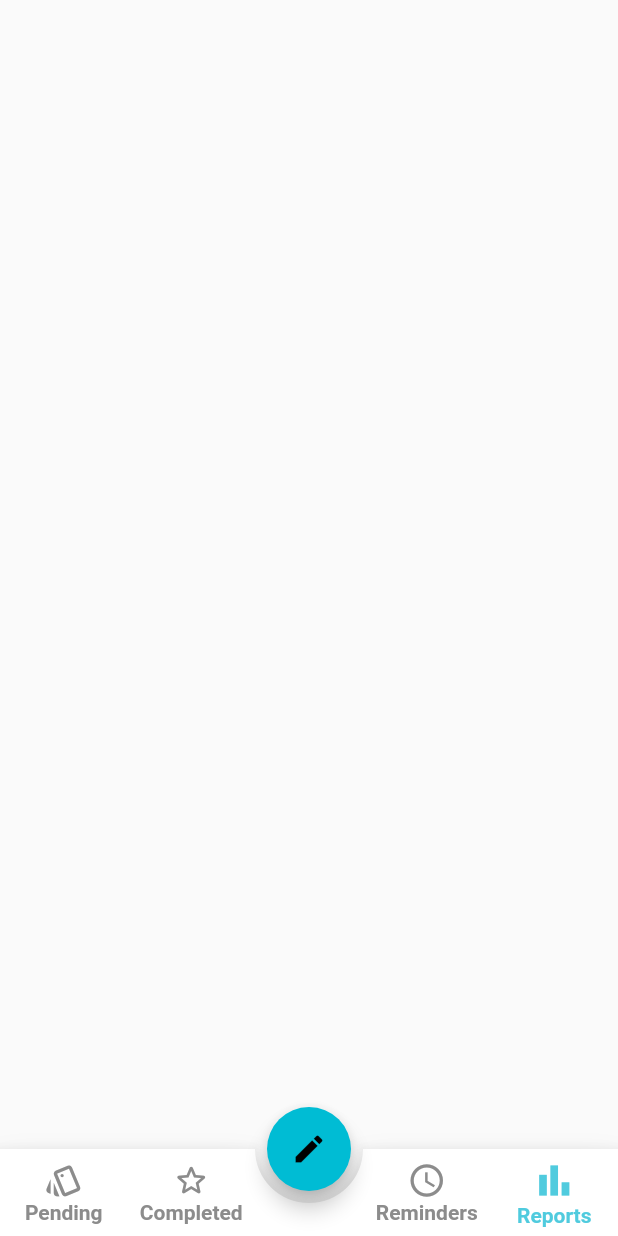
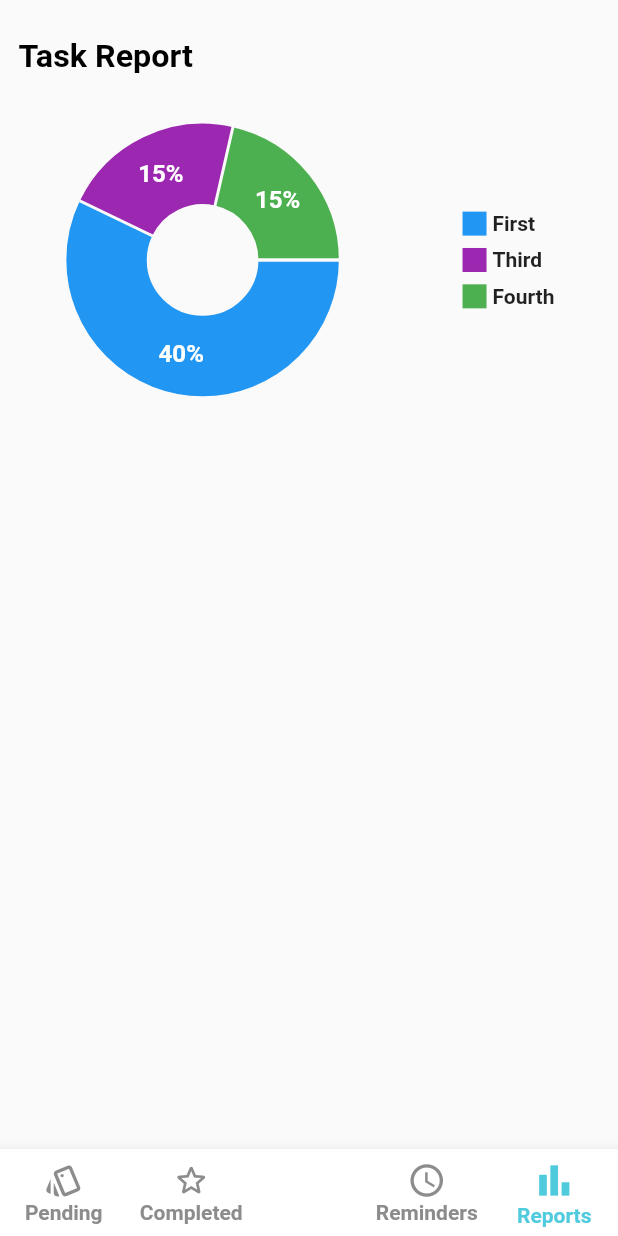
Before and after one commit to Alaminpk05/Task-Management-System, a Flutter app: the screen it shows after launch, item 4 of the bottom bar chosen, on a phone screen of 412 x 824 dp. Run offline on Flutter 3.47's test engine with Material 3 defaults, Android fonts, the phone set to English and light mode, and no system bars; drawn by our look-alikes of fl_chart, stylish_bottom_bar; our stand-ins replace bloc, sizer.

```diff
--- a/lib/features/bottom_nav_bar/presentation/screens/bottom_nav.dart
+++ b/lib/features/bottom_nav_bar/presentation/screens/bottom_nav.dart
@@ -9,7 +9,7 @@ import 'package:stylish_bottom_bar/stylish_bottom_bar.dart';
 import 'package:task_manager_system/features/completed.dart';
 import 'package:task_manager_system/features/task/presentation/pending.dart';
 import 'package:task_manager_system/features/reminders.dart';
-import 'package:task_manager_system/features/reports.dart';
+import 'package:task_manager_system/features/report/presentation/reports.dart';
 
 
 
@@ -109,8 +109,9 @@ class _BottomNavState extends State<BottomNav> {
         ),
 
       ),
-      floatingActionButtonLocation: FloatingActionButtonLocation.centerDocked,
-      floatingActionButton: FloatingActionButton(
+      floatingActionButtonLocation:
+      FloatingActionButtonLocation.centerDocked,
+      floatingActionButton: index==0?FloatingActionButton(
         backgroundColor: Color.fromRGBO(0, 188, 212,1),
         shape:  CircleBorder(),
           child: Icon(Icons.edit,color: Colors.black,),
@@ -122,7 +123,7 @@ class _BottomNavState extends State<BottomNav> {
                   return AddTaskCard();
           });
 
-          }),
+          }):null,
 
     );
   }
--- /dev/null
+++ b/lib/features/report/presentation/reports.dart
@@ -0,0 +1,134 @@
+import 'package:fl_chart/fl_chart.dart';
+import 'package:flutter/material.dart';
+import 'package:sizer/sizer.dart';
+import 'package:task_manager_system/features/widgets/text_widget.dart';
+
+class Reports extends StatelessWidget {
+   double radius= 30.sp ;
+   double centerRadius=25.sp;
+  @override
+  Widget build(BuildContext context) {
+    return SafeArea(
+      child: Scaffold(
+
+        body: Container(
+          margin: EdgeInsets.symmetric(horizontal: 3.w, vertical: 3.h),
+          child: Column(
+            mainAxisAlignment: MainAxisAlignment.start,
+            crossAxisAlignment: CrossAxisAlignment.start,
+            children: [
+              textWidget(text:'Task Report',
+                fontsize: 19.sp,
+                fontwight: FontWeight.bold, color: Colors.black,),
+              Stack(
+                children: [
+                  // Row containing Pie Chart and Legend
+                  Row(
+                    mainAxisAlignment: MainAxisAlignment.spaceEvenly,
+                    children: [
+                      // Pie Chart within AspectRatio for equal width and height
+                      SizedBox(
+                        height: 30.h,
+                        width: 45.w,
+                        child: PieChart(
+                          PieChartData(
+                            sections: [
+                              PieChartSectionData(
+                                value: 40,
+                                color: Colors.blue,
+                                title: '40%',
+                                radius: radius,
+                                titleStyle: TextStyle(
+                                  fontSize: 16,
+                                  fontWeight: FontWeight.bold,
+                                  color: Colors.white,
+                                ),
+                              ),
+
+                              PieChartSectionData(
+                                value: 15,
+                                color: Colors.purple,
+                                title: '15%',
+                                radius: radius,
+                                titleStyle: TextStyle(
+                                  fontSize: 16,
+                                  fontWeight: FontWeight.bold,
+                                  color: Colors.white,
+                                ),
+                              ),
+                              PieChartSectionData(
+                                value: 15,
+                                color: Colors.green,
+                                title: '15%',
+                                radius: radius,
+                                titleStyle: TextStyle(
+                                  fontSize: 16,
+                                  fontWeight: FontWeight.bold,
+                                  color: Colors.white,
+                                ),
+                              ),
+                            ],
+                            centerSpaceRadius: centerRadius,
+                            sectionsSpace: 2,
+                          ),
+                        ),
+                      ),
+                      // Spacing between chart and legend
+                      SizedBox(width: 5.w),
+                      // Legend (aligned to the right of the pie chart)
+                      Column(
+                        mainAxisAlignment: MainAxisAlignment.center,
+                        crossAxisAlignment: CrossAxisAlignment.start,
+                        children: [
+                          Indicator(color: Colors.blue, text: 'First', isSquare: true),
+                          SizedBox(height: 1.h),
+                          Indicator(color: Colors.purple, text: 'Third', isSquare: true),
+                          SizedBox(height: 1.h),
+                          Indicator(color: Colors.green, text: 'Fourth', isSquare: true),
+                        ],
+                      ),
+                    ],
+                  ),
+                ],
+              ),
+            ],
+          ),
+        ),
+      ),
+    );
+  }
+}
+
+class Indicator extends StatelessWidget {
+  final Color color;
+  final String text;
+  final bool isSquare;
+
+  const Indicator({
+    required this.color,
+    required this.text,
+    required this.isSquare,
+  });
+
+  @override
+  Widget build(BuildContext context) {
+    return Row(
+      mainAxisSize: MainAxisSize.min, // Ensure the row takes minimal space
+      children: <Widget>[
+        Container(
+          width: 16,
+          height: 16,
+          decoration: BoxDecoration(
+            shape: isSquare ? BoxShape.rectangle : BoxShape.circle,
+            color: color,
+          ),
+        ),
+        SizedBox(width: 4),
+        Text(
+          text,
+          style: TextStyle(fontSize: 14, fontWeight: FontWeight.bold),
+        ),
+      ],
+    );
+  }
+}
--- a/lib/features/reports.dart
+++ /dev/null
@@ -1,11 +0,0 @@
-import 'package:flutter/cupertino.dart';
-import 'package:flutter/material.dart';
-
-class Reports extends StatelessWidget {
-  const Reports({super.key});
-
-  @override
-  Widget build(BuildContext context) {
-    return Scaffold();
-  }
-}
--- /dev/null
+++ b/lib/features/task/data/model/task_model.dart
@@ -0,0 +1,37 @@
+class Task {
+  final String id;
+  final String time;
+  final String text;
+  final String date;
+  final bool isComplete;
+
+  Task({
+    required this.id,
+    required this.time,
+    required this.text,
+    required this.date,
+    required this.isComplete,
+  });
+
+  // copyWith method
+  Task copyWith({
+    String? id,
+    String? time,
+    String? text,
+    String? date,
+    bool? isComplete,
+  }) {
+    return Task(
+      id: id ?? this.id,
+      time: time ?? this.time,
+      text: text ?? this.text,
+      date: date ?? this.date,
+      isComplete: isComplete ?? this.isComplete,
+    );
+  }
+
+  @override
+  String toString() {
+    return 'Task(id: $id, time: $time, text: $text, date: $date, isComplete: $isComplete)';
+  }
+}
--- a/lib/features/task/presentation/pending.dart
+++ b/lib/features/task/presentation/pending.dart
@@ -12,8 +12,8 @@ class Pending extends StatelessWidget {
       child: Scaffold(
 
         body: SingleChildScrollView(
-          child: Padding(
-            padding:EdgeInsets.symmetric(horizontal: 3.w,vertical: 3.h),
+          child: Container(
+            margin:EdgeInsets.symmetric(horizontal: 3.w,vertical: 3.h),
             child: Column(
           crossAxisAlignment: CrossAxisAlignment.start,
 
--- a/pubspec.yaml
+++ b/pubspec.yaml
@@ -39,6 +39,10 @@ dependencies:
   stylish_bottom_bar: ^1.1.0
   sizer: ^3.0.3
   intl: ^0.19.0
+  fl_chart: ^0.69.0
+  sqflite: ^2.3.3+1
+
+
 
 dev_dependencies:
   flutter_test:
```
Also changed, not shown: lib/features/spflit.dart (added), pubspec.lock.
